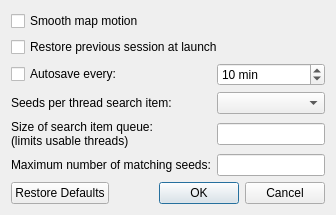
The window that src/configdialog.ui (Cubitect/cubiomes-viewer) describes before a commit, drawn with Qt 5.
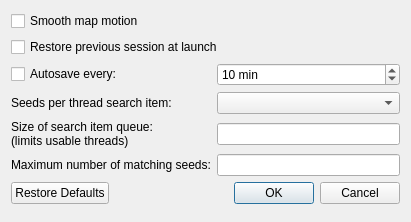
The same window after the commit. Icons and pictures are not drawn.

Patch:
```diff
--- a/src/configdialog.ui
+++ b/src/configdialog.ui
@@ -2,6 +2,14 @@
 <ui version="4.0">
  <class>ConfigDialog</class>
  <widget class="QDialog" name="ConfigDialog">
+  <property name="geometry">
+   <rect>
+    <x>0</x>
+    <y>0</y>
+    <width>411</width>
+    <height>222</height>
+   </rect>
+  </property>
   <property name="windowTitle">
    <string>Preferences</string>
   </property>
```
Left out of the diff: 4 changed lines with no effect on the pictures.
